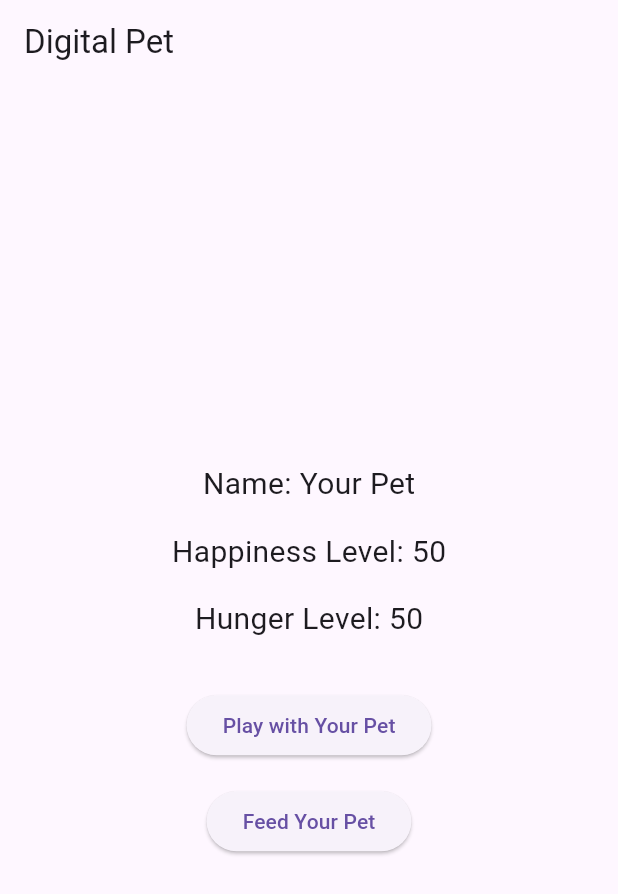
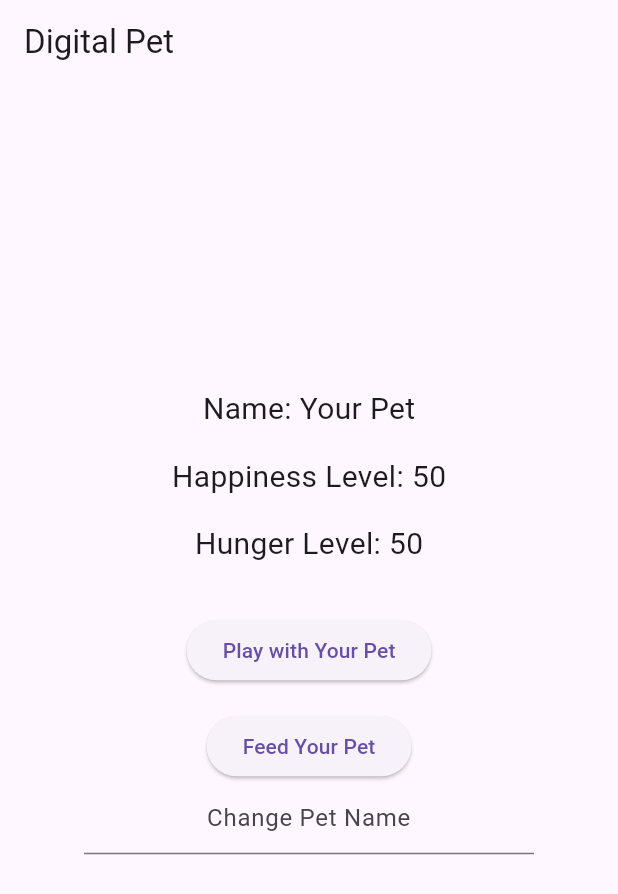
Before and after one commit to CelineSelke/inclass5, a Flutter app: the screen it shows after launch, on a phone screen of 412 x 824 dp. Shown: the top 894 px of the screen. Run offline on Flutter 3.47's test engine with Material 3 defaults, Android fonts, the phone set to English and light mode, and no system bars.

Commit message:
Add text field to change pet name

```diff
--- a/lib/main.dart
+++ b/lib/main.dart
@@ -84,6 +84,19 @@ class _DigitalPetAppState extends State<DigitalPetApp> {
               onPressed: _feedPet,
               child: Text('Feed Your Pet'),
             ),
+            SizedBox(width: 300, height: 100,
+                child: TextField(textAlign: TextAlign.center,
+                onChanged: (value){
+
+                setState((){
+                    petName = value;
+                });
+                },
+                decoration: InputDecoration(hintText: "Change Pet Name"),
+
+
+                ),
+            )
           ],
         ),
       ),
```
